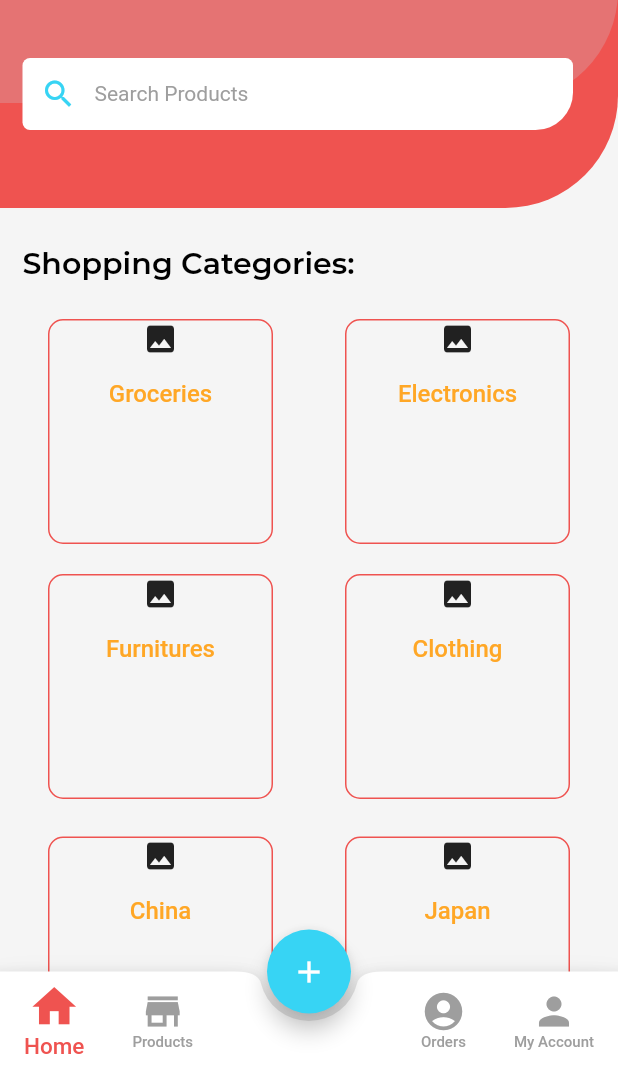
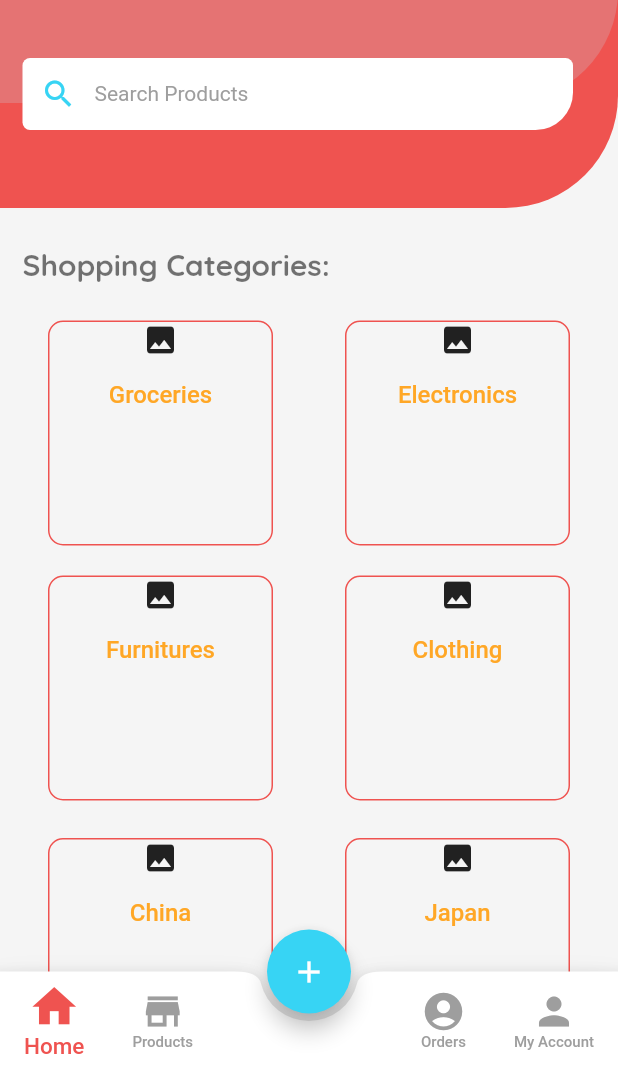
Before and after one commit to 4molybdenum2/ecomm_app, a Flutter app: the screen it shows after launch, on a phone screen of 412 x 824 dp, the part 167-1236 px from its top. Run offline on Flutter 3.47's test engine with Material 2 defaults, Android fonts, the phone set to English and light mode, and no system bars; our stand-ins replace cloud_firestore, firebase_auth, flutter_spinkit; accounts and stored records are empty; Roboto replaces fonts that are missing (Monserrat); project files that could hold a hidden picture were left out.

Commit message:
made minor changes

```diff
--- a/lib/buildcard.dart
+++ b/lib/buildcard.dart
@@ -58,6 +58,7 @@ class _BuildCardState extends State<BuildCard> {
       child: Container(
         width: 150.0,
         height: 150.0,
+
         decoration: BoxDecoration(
           borderRadius: BorderRadius.circular(10.0),
           border: Border.all(color: Colors.red[400] , width: 1.0),
--- a/lib/screens/home_screen.dart
+++ b/lib/screens/home_screen.dart
@@ -116,10 +116,10 @@ class _HomeScreenState extends State<HomeScreen> with TickerProviderStateMixin {
             child: Text(
                 'Shopping Categories:',
                 style: TextStyle(
-                  fontFamily: 'Montserrat',
+                  fontFamily: 'QuickSand',
                   fontSize: 20.0,
                   fontWeight: FontWeight.bold,
-                  color: Colors.black,
+                  color: Colors.black54,
                   ),
               ),
           ),
```
